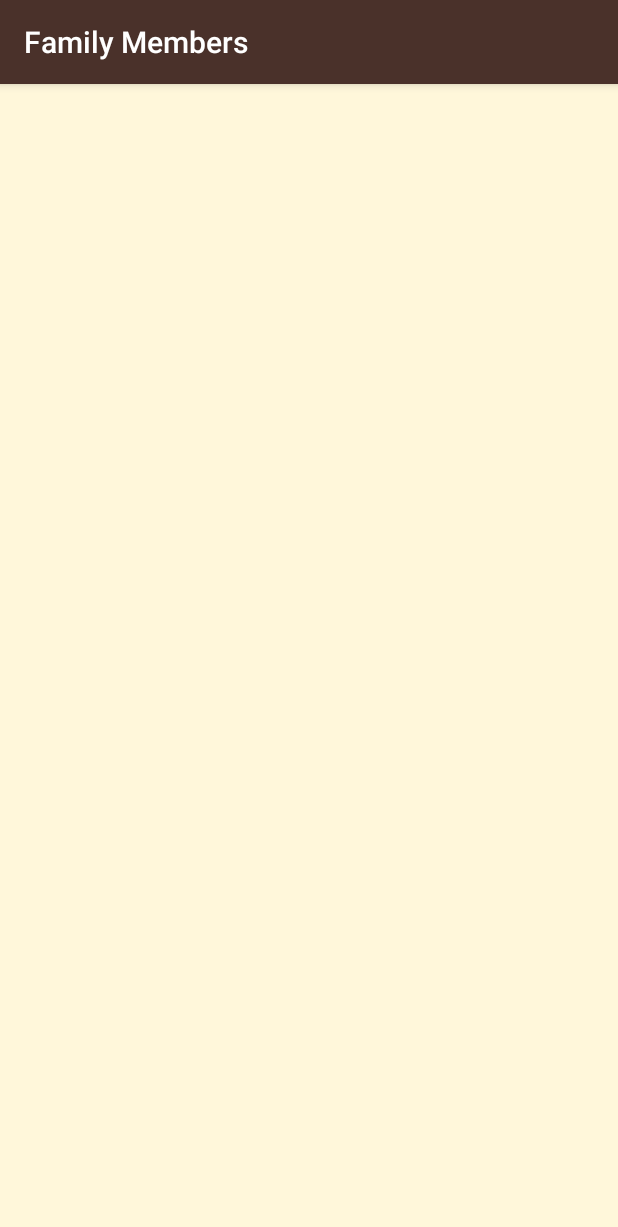
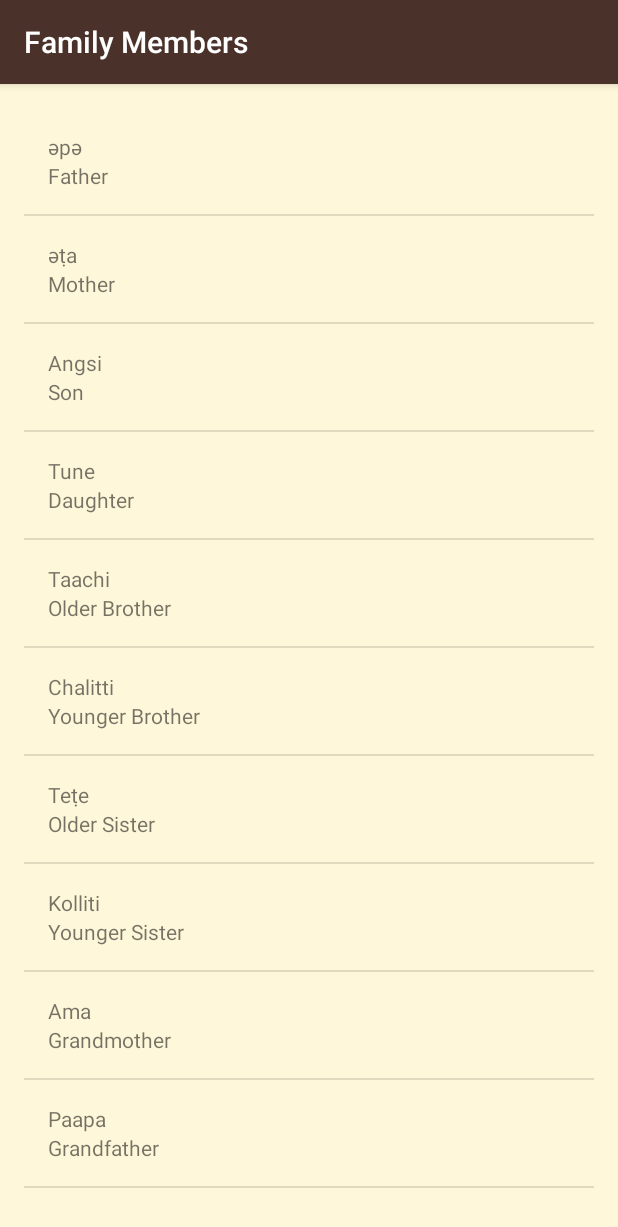
Before and after one commit to glnosg/Miwok, an Android app: the FamilyActivity screen opened directly, with no data from a screen before it, on a phone screen of 412 x 824 dp. Shown: the top 1227 px of the screen. Run offline under Robolectric (Android 15) with nearby library versions, the phone set to English and light mode, and no system bars.

Commit message:
Add words to all categories

```diff
--- a/app/src/main/java/com/example/android/miwok/FamilyActivity.java
+++ b/app/src/main/java/com/example/android/miwok/FamilyActivity.java
@@ -2,12 +2,37 @@ package com.example.android.miwok;
 
 import android.support.v7.app.AppCompatActivity;
 import android.os.Bundle;
+import android.widget.ListView;
+
+import java.util.ArrayList;
 
 public class FamilyActivity extends AppCompatActivity {
 
     @Override
     protected void onCreate(Bundle savedInstanceState) {
         super.onCreate(savedInstanceState);
-        setContentView(R.layout.activity_family);
+        setContentView(R.layout.words_list);
+
+        //Create a list of Word class objects
+        ArrayList<Word> words = new ArrayList<>();
+
+        words.add(new Word("Father", "әpә"));
+        words.add(new Word("Mother", "әṭa"));
+        words.add(new Word("Son", "Angsi"));
+        words.add(new Word("Daughter", "Tune"));
+        words.add(new Word("Older Brother", "Taachi"));
+        words.add(new Word("Younger Brother", "Chalitti"));
+        words.add(new Word("Older Sister", "Teṭe"));
+        words.add(new Word("Younger Sister", "Kolliti"));
+        words.add(new Word("Grandmother", "Ama"));
+        words.add(new Word("Grandfather", "Paapa"));
+
+
+        WordAdapter adapter = new WordAdapter(FamilyActivity.this, words);
+
+        ListView listView = (ListView) findViewById(R.id.list);
+
+        listView.setAdapter(adapter);
+
     }
 }
```
Also changed, not shown: app/src/main/java/com/example/android/miwok/ColorsActivity.java (+24 -1 lines), app/src/main/java/com/example/android/miwok/NumbersActivity.java (+1 -7 lines), app/src/main/java/com/example/android/miwok/PhrasesActivity.java (+26 -1 lines), app/src/main/java/com/example/android/miwok/WordAdapter.java (+1 -6 lines), app/src/main/res/layout/words_list.xml (renamed from app/src/main/res/layout/activity_numbers.xml).
